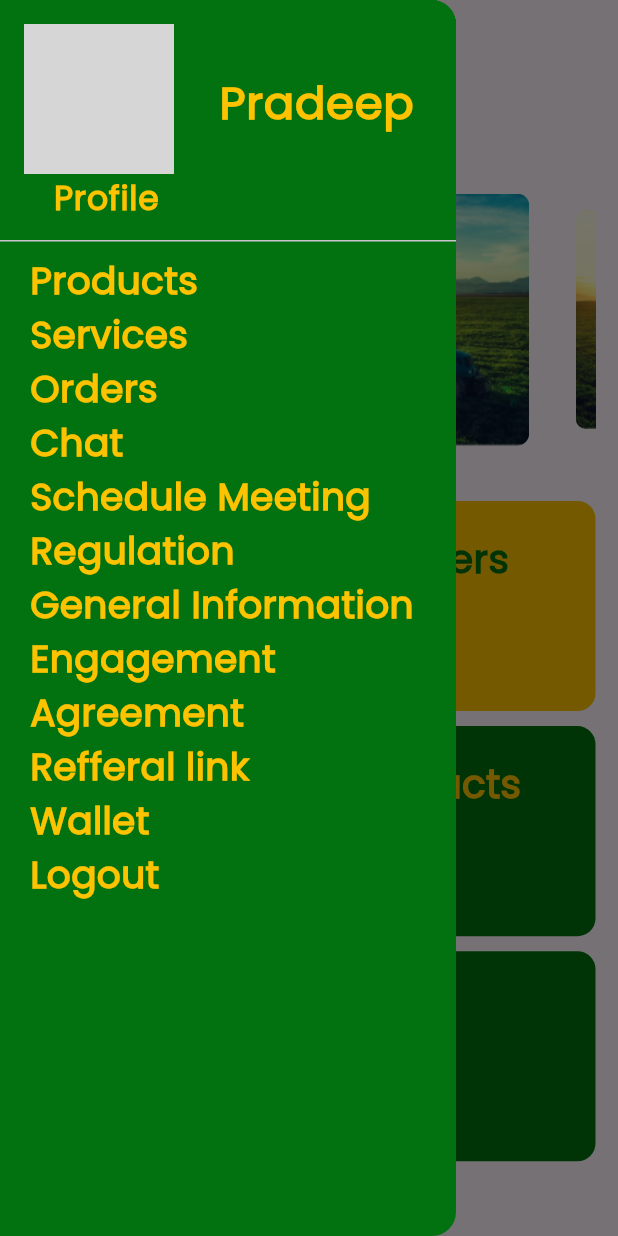
After one commit to ambujnmt/Agriculture-DFCP-Mobile-App, a Flutter app: the DashboardScreen screen opened directly, with the side drawer open, on a phone screen of 412 x 824 dp. The commit adds this screen. Run offline on Flutter 3.47's test engine with Material 3 defaults, Android fonts, the light colour scheme and no system bars; drawn by our look-alikes of carousel_slider, dots_indicator; our stand-ins replace dropdown_button2, lottie, otp_text_field, page_transition; network calls fail; grey boxes are pictures that could not be loaded.

Commit message:
Dashboard and side menu drawer screen design

```diff
--- a/lib/constants/color_constants.dart
+++ b/lib/constants/color_constants.dart
@@ -7,6 +7,7 @@ class ColorConstants {
   static final buttonTextColor = HexColor("#01720F");
   static final kPrimary = HexColor("#01570B");
   static final kTextFieldColor = HexColor("#03600E");
+  static final drawerTextColor = HexColor("#FDC200");
 }
 
 class HexColor extends Color {
--- a/lib/constants/text_constants.dart
+++ b/lib/constants/text_constants.dart
@@ -1,14 +1,14 @@
 import 'package:flutter/material.dart';
 
 class TextConstants {
-
   static const String login = "Login";
   static const String loginDesc = "Please login to continue";
   static const String email = "Email";
   static const String password = "Password";
   static const String forgotPassword = "Forgot Password";
   static const String registration = "Registration";
-  static const String registrationDesc = "Please register to create your account";
+  static const String registrationDesc =
+      "Please register to create your account";
   static const String name = "Name";
   static const String phone = "Phone number";
   static const String refer = "Referral code";
@@ -19,15 +19,17 @@ class TextConstants {
   static const String user = "User";
   static const String regSuccessMsg = "Your registration has been successful";
   static const String backToHome = "Back to home";
-  static const String forgotPassDesc = "Enter your email address. We will send OTP code for verification for the next step";
+  static const String forgotPassDesc =
+      "Enter your email address. We will send OTP code for verification for the next step";
   static const String submit = "Submit";
   static const String verifyOtp = "Verify OTP";
-  static const String otpDesc = "We have sent the otp verification code to your email address. Check your mail and enter the code below";
+  static const String otpDesc =
+      "We have sent the otp verification code to your email address. Check your mail and enter the code below";
   static const String confirm = "Confirm";
   static const String createNewPass = "Create New Password";
   static const String createPassDesc = "Enter your new password";
   static const String newPass = "New password";
   static const String confirmPass = "Confirm password";
   static const String kContinue = "Continue";
-
+  static const String dashboard = "Dashboard";
 }
--- /dev/null
+++ b/lib/custom_widget/custom_box.dart
@@ -0,0 +1,71 @@
+import 'package:dfcp/constants/color_constants.dart';
+import 'package:dfcp/constants/text_constants.dart';
+import 'package:dfcp/utils/custom_text.dart';
+import 'package:flutter/material.dart';
+import 'package:flutter/foundation.dart';
+
+class CustomBox extends StatefulWidget {
+  final double? height;
+  final double? width;
+  final Color? boxColor;
+  final Color? textColor;
+  final String? text;
+  final String? count;
+  CustomBox({
+    super.key,
+    this.height,
+    this.width,
+    this.boxColor,
+    this.textColor,
+    this.text,
+    this.count,
+  });
+
+  @override
+  State<CustomBox> createState() => _CustomBoxState();
+}
+
+class _CustomBoxState extends State<CustomBox> {
+  final customText = CustomText();
+  @override
+  Widget build(BuildContext context) {
+    final double height = MediaQuery.of(context).size.height;
+    final double width = MediaQuery.of(context).size.width;
+    return Container(
+      height: widget.height,
+      width: widget.width,
+      decoration: BoxDecoration(
+        color: widget.boxColor,
+        borderRadius: BorderRadius.circular(12),
+      ),
+      child: Container(
+        margin: const EdgeInsets.only(left: 15, top: 20),
+        child: Column(
+          mainAxisAlignment: MainAxisAlignment.start,
+          crossAxisAlignment: CrossAxisAlignment.start,
+          children: [
+            Text(
+              widget.text.toString(),
+              style: TextStyle(
+                color: widget.textColor,
+                fontSize: 26,
+                fontFamily: "Poppins",
+                fontWeight: FontWeight.w700,
+              ),
+            ),
+            const SizedBox(height: 20),
+            Text(
+              widget.count.toString(),
+              style: TextStyle(
+                color: widget.textColor,
+                fontSize: 26,
+                fontFamily: "Poppins",
+                fontWeight: FontWeight.w700,
+              ),
+            ),
+          ],
+        ),
+      ),
+    );
+  }
+}
--- /dev/null
+++ b/lib/custom_widget/custom_drawer.dart
@@ -0,0 +1,188 @@
+import 'package:dfcp/constants/color_constants.dart';
+import 'package:dfcp/constants/text_constants.dart';
+import 'package:dfcp/utils/custom_text.dart';
+import 'package:flutter/material.dart';
+import 'package:flutter/foundation.dart';
+
+class CustomDrawer extends StatefulWidget {
+  const CustomDrawer({super.key});
+
+  @override
+  State<CustomDrawer> createState() => _CustomDrawerState();
+}
+
+class _CustomDrawerState extends State<CustomDrawer> {
+  final customText = CustomText();
+  @override
+  Widget build(BuildContext context) {
+    final double height = MediaQuery.of(context).size.height;
+    final double width = MediaQuery.of(context).size.width;
+    return Drawer(
+      backgroundColor: ColorConstants.kTextGreen,
+      child: ListView(
+        children: [
+          DrawerHeader(
+            decoration: const BoxDecoration(
+              color: ColorConstants.kTextGreen,
+            ),
+            child: Column(
+              mainAxisAlignment: MainAxisAlignment.start,
+              crossAxisAlignment: CrossAxisAlignment.start,
+              children: [
+                Row(
+                  mainAxisAlignment: MainAxisAlignment.start,
+                  crossAxisAlignment: CrossAxisAlignment.start,
+                  children: [
+                    Container(
+                      height: 100,
+                      width: 100,
+                      decoration: BoxDecoration(
+                        border: Border.all(color: Colors.white, width: 3),
+                        shape: BoxShape.circle,
+                        image: const DecorationImage(
+                          fit: BoxFit.fill,
+                          image: NetworkImage(
+                              'https://img.freepik.com/free-photo/beautiful-blooming-flowers-spring-season_23-2150790288.jpg'),
+                        ),
+                      ),
+                    ),
+                    Container(
+                      margin: EdgeInsets.only(top: 30, left: 30),
+                      child: customText.kText(
+                        "Pradeep",
+                        30,
+                        FontWeight.w700,
+                        ColorConstants.drawerTextColor,
+                        TextAlign.center,
+                      ),
+                    )
+                  ],
+                ),
+                Container(
+                  margin: const EdgeInsets.only(left: 20),
+                  child: customText.kText(
+                    "Profile",
+                    22,
+                    FontWeight.w700,
+                    ColorConstants.drawerTextColor,
+                    TextAlign.center,
+                  ),
+                ),
+              ],
+            ),
+          ),
+          Container(
+            margin: EdgeInsets.only(left: 20),
+            child: customText.kText(
+              "Products",
+              25,
+              FontWeight.w700,
+              ColorConstants.drawerTextColor,
+              TextAlign.start,
+            ),
+          ),
+          Container(
+            margin: EdgeInsets.only(left: 20),
+            child: customText.kText(
+              "Services",
+              25,
+              FontWeight.w700,
+              ColorConstants.drawerTextColor,
+              TextAlign.start,
+            ),
+          ),
+          Container(
+            margin: EdgeInsets.only(left: 20),
+            child: customText.kText(
+              "Orders",
+              25,
+              FontWeight.w700,
+              ColorConstants.drawerTextColor,
+              TextAlign.start,
+            ),
+          ),
+          Container(
+            margin: EdgeInsets.only(left: 20),
+            child: customText.kText(
+              "Chat",
+              25,
+              FontWeight.w700,
+              ColorConstants.drawerTextColor,
+              TextAlign.start,
+            ),
+          ),
+          Container(
+            margin: EdgeInsets.only(left: 20),
+            child: customText.kText(
+              "Schedule Meeting",
+              25,
+              FontWeight.w700,
+              ColorConstants.drawerTextColor,
+              TextAlign.start,
+            ),
+          ),
+          Container(
+            margin: EdgeInsets.only(left: 20),
+            child: customText.kText(
+              "Regulation",
+              25,
+              FontWeight.w700,
+              ColorConstants.drawerTextColor,
+              TextAlign.start,
+            ),
+          ),
+          Container(
+            margin: EdgeInsets.only(left: 20),
+            child: customText.kText(
+              "General Information",
+              25,
+              FontWeight.w700,
+              ColorConstants.drawerTextColor,
+              TextAlign.start,
+            ),
+          ),
+          Container(
+            margin: EdgeInsets.only(left: 20),
+            child: customText.kText(
+              "Engagement Agreement",
+              25,
+              FontWeight.w700,
+              ColorConstants.drawerTextColor,
+              TextAlign.start,
+            ),
+          ),
+          Container(
+            margin: EdgeInsets.only(left: 20),
+            child: customText.kText(
+              "Refferal link",
+              25,
+              FontWeight.w700,
+              ColorConstants.drawerTextColor,
+              TextAlign.start,
+            ),
+          ),
+          Container(
+            margin: EdgeInsets.only(left: 20),
+            child: customText.kText(
+              "Wallet",
+              25,
+              FontWeight.w700,
+              ColorConstants.drawerTextColor,
+              TextAlign.start,
+            ),
+          ),
+          Container(
+            margin: EdgeInsets.only(left: 20),
+            child: customText.kText(
+              "Logout",
+              25,
+              FontWeight.w700,
+              ColorConstants.drawerTextColor,
+              TextAlign.start,
+            ),
+          ),
+        ],
+      ),
+    );
+  }
+}
--- a/lib/views/auth_screen.dart/login_screen.dart
+++ b/lib/views/auth_screen.dart/login_screen.dart
@@ -6,6 +6,7 @@ import 'package:dfcp/custom_widget/custom_textField.dart';
 import 'package:dfcp/utils/custom_text.dart';
 import 'package:dfcp/views/auth_screen.dart/forgot_password.dart';
 import 'package:dfcp/views/auth_screen.dart/registeration_screen.dart';
+import 'package:dfcp/views/dashboard/dashboard_screen.dart';
 import 'package:flutter/material.dart';
 import 'dart:developer';
 
@@ -17,7 +18,6 @@ class LoginScreen extends StatefulWidget {
 }
 
 class _LoginScreenState extends State<LoginScreen> {
-
   final customText = CustomText();
   bool isPassHidden = true;
 
@@ -37,16 +37,21 @@ class _LoginScreenState extends State<LoginScreen> {
           child: Column(
             children: [
               SizedBox(height: height * 0.18),
-                customText.kText(TextConstants.login, 32, FontWeight.w700, ColorConstants.kYellow, TextAlign.center),
+              customText.kText(TextConstants.login, 32, FontWeight.w700,
+                  ColorConstants.kYellow, TextAlign.center),
               SizedBox(height: height * 0.01),
-                customText.kText(TextConstants.loginDesc, 16, FontWeight.w400, ColorConstants.kYellow, TextAlign.center),
+              customText.kText(TextConstants.loginDesc, 16, FontWeight.w400,
+                  ColorConstants.kYellow, TextAlign.center),
               SizedBox(height: height * 0.02),
               CustomTextField(
                 controller: emailController,
                 textInputType: TextInputType.emailAddress,
                 textInputAction: TextInputAction.next,
                 hint: TextConstants.email,
-                  prefixIcon: const Icon(Icons.email_outlined, color: Colors.white,),
+                prefixIcon: const Icon(
+                  Icons.email_outlined,
+                  color: Colors.white,
+                ),
               ),
               SizedBox(height: height * 0.02),
               CustomTextField(
@@ -55,7 +60,10 @@ class _LoginScreenState extends State<LoginScreen> {
                 textInputType: TextInputType.text,
                 textInputAction: TextInputAction.done,
                 hint: TextConstants.password,
-                  prefixIcon: const Icon(Icons.lock_outline, color: Colors.white,),
+                prefixIcon: const Icon(
+                  Icons.lock_outline,
+                  color: Colors.white,
+                ),
                 isSuffixIcon: true,
                 suffixIcon: Icon(
                   isPassHidden
@@ -73,9 +81,17 @@ class _LoginScreenState extends State<LoginScreen> {
               Align(
                 alignment: Alignment.centerRight,
                 child: GestureDetector(
-                    child: customText.kText(TextConstants.forgotPassword, 16, FontWeight.w400, ColorConstants.kYellow, TextAlign.center),
+                  child: customText.kText(
+                      TextConstants.forgotPassword,
+                      16,
+                      FontWeight.w400,
+                      ColorConstants.kYellow,
+                      TextAlign.center),
                   onTap: () {
-                      Navigator.push(context, MaterialPageRoute(builder: (context) => const ForgotPassword() ));
+                    Navigator.push(
+                        context,
+                        MaterialPageRoute(
+                            builder: (context) => const ForgotPassword()));
                   },
                 ),
               ),
@@ -84,21 +100,26 @@ class _LoginScreenState extends State<LoginScreen> {
                 buttonText: 'Login',
                 onpress: () {
                   log("login button pressed");
+                  Navigator.pushReplacement(
+                    context,
+                    MaterialPageRoute(
+                        builder: (context) => const DashboardScreen()),
+                  );
                 },
               ),
               SizedBox(height: height * 0.02),
               CustomButton(
                 buttonText: 'Create Account',
                 onpress: () {
-                    Navigator.push(context, MaterialPageRoute(builder: (context) => const RegistrationScreen()));
+                  Navigator.push(
+                      context,
+                      MaterialPageRoute(
+                          builder: (context) => const RegistrationScreen()));
                 },
               ),
-
-
             ],
           ),
         )
-
       ],
     )
         // body: Container(
--- /dev/null
+++ b/lib/views/dashboard/dashboard_screen.dart
@@ -0,0 +1,214 @@
+import 'package:carousel_slider/carousel_slider.dart';
+import 'package:dfcp/constants/color_constants.dart';
+import 'package:dfcp/constants/text_constants.dart';
+import 'package:dfcp/custom_widget/custom_box.dart';
+import 'package:dfcp/custom_widget/custom_drawer.dart';
+import 'package:dfcp/utils/custom_text.dart';
+import 'package:dots_indicator/dots_indicator.dart';
+import 'package:flutter/material.dart';
+import 'package:flutter/foundation.dart';
+
+class DashboardScreen extends StatefulWidget {
+  const DashboardScreen({super.key});
+
+  @override
+  State<DashboardScreen> createState() => _DashboardScreenState();
+}
+
+class _DashboardScreenState extends State<DashboardScreen> {
+  final GlobalKey<ScaffoldState> _key = GlobalKey();
+  final customText = CustomText();
+  int currentIndex = 0;
+
+  @override
+  Widget build(BuildContext context) {
+    final double height = MediaQuery.of(context).size.height;
+    final double width = MediaQuery.of(context).size.width;
+    return SafeArea(
+      child: Scaffold(
+        key: _key,
+        drawer: CustomDrawer(),
+        body: Container(
+          margin: const EdgeInsets.all(15),
+          child: Column(
+            mainAxisAlignment: MainAxisAlignment.start,
+            crossAxisAlignment: CrossAxisAlignment.start,
+            children: [
+              Row(
+                mainAxisAlignment: MainAxisAlignment.start,
+                crossAxisAlignment: CrossAxisAlignment.start,
+                children: [
+                  GestureDetector(
+                    child: Container(
+                      height: 50,
+                      width: 50,
+                      decoration: const BoxDecoration(
+                        image: DecorationImage(
+                          image: AssetImage('assets/images/dashboard_icon.png'),
+                        ),
+                      ),
+                    ),
+                    onTap: () {
+                      _key.currentState!.openDrawer();
+                    },
+                  ),
+                  SizedBox(
+                    width: width * .3,
+                  ),
+                  Container(
+                    height: 40,
+                    width: width * .23,
+                    decoration: const BoxDecoration(
+                      image: DecorationImage(
+                        image: AssetImage('assets/images/dfcp_image.png'),
+                      ),
+                    ),
+                  ),
+                ],
+              ),
+              const SizedBox(height: 10),
+              customText.kText(
+                TextConstants.dashboard,
+                30,
+                FontWeight.w700,
+                ColorConstants.kTextGreen,
+                TextAlign.center,
+              ),
+              Container(
+                height: 5,
+                width: width * .2,
+                decoration: BoxDecoration(
+                    color: ColorConstants.kYellow,
+                    borderRadius: BorderRadius.circular(12)),
+              ),
+              CarouselSlider(
+                items: [
+                  Container(
+                    margin: const EdgeInsets.all(6.0),
+                    decoration: BoxDecoration(
+                      borderRadius: BorderRadius.circular(8.0),
+                      image: const DecorationImage(
+                        image: AssetImage('assets/images/slider_image.png'),
+                        fit: BoxFit.cover,
+                      ),
+                    ),
+                  ),
+                  Container(
+                    margin: const EdgeInsets.all(6.0),
+                    decoration: BoxDecoration(
+                      borderRadius: BorderRadius.circular(8.0),
+                      image: const DecorationImage(
+                        image: AssetImage('assets/images/slider_image.png'),
+                        fit: BoxFit.cover,
+                      ),
+                    ),
+                  ),
+                  Container(
+                    margin: const EdgeInsets.all(6.0),
+                    decoration: BoxDecoration(
+                      borderRadius: BorderRadius.circular(8.0),
+                      image: const DecorationImage(
+                        image: AssetImage('assets/images/slider_image.png'),
+                        fit: BoxFit.cover,
+                      ),
+                    ),
+                  ),
+                ],
+                options: CarouselOptions(
+                    height: 180.0,
+                    enlargeCenterPage: true,
+                    autoPlay: true,
+                    aspectRatio: 16 / 9,
+                    autoPlayCurve: Curves.fastOutSlowIn,
+                    enableInfiniteScroll: true,
+                    autoPlayAnimationDuration:
+                        const Duration(milliseconds: 800),
+                    viewportFraction: 0.8,
+                    onPageChanged: (index, reason) {
+                      setState(() {
+                        currentIndex = index;
+                      });
+                    }),
+              ),
+              Center(
+                child: DotsIndicator(
+                  dotsCount: 3,
+                  position: currentIndex,
+                  decorator: const DotsDecorator(
+                    color: ColorConstants.kYellow, // Inactive color
+                    activeColor: ColorConstants.kTextGreen,
+                  ),
+                ),
+              ),
+              const SizedBox(height: 10),
+              Row(
+                mainAxisAlignment: MainAxisAlignment.start,
+                crossAxisAlignment: CrossAxisAlignment.start,
+                children: [
+                  Expanded(
+                    flex: 1,
+                    child: CustomBox(
+                      textColor: ColorConstants.kYellow,
+                      height: height * .17,
+                      count: "20",
+                      text: "Meeting",
+                      boxColor: ColorConstants.kTextGreen,
+                    ),
+                  ),
+                  const SizedBox(width: 20),
+                  Expanded(
+                    flex: 1,
+                    child: CustomBox(
+                      height: height * .17,
+                      count: "50",
+                      text: "Farmers",
+                      boxColor: ColorConstants.kYellow,
+                      textColor: ColorConstants.kTextGreen,
+                    ),
+                  ),
+                ],
+              ),
+              const SizedBox(height: 10),
+              Row(
+                mainAxisAlignment: MainAxisAlignment.start,
+                crossAxisAlignment: CrossAxisAlignment.start,
+                children: [
+                  Expanded(
+                    flex: 1,
+                    child: CustomBox(
+                      textColor: ColorConstants.kTextGreen,
+                      height: height * .17,
+                      count: "20",
+                      text: "Orders",
+                      boxColor: ColorConstants.kYellow,
+                    ),
+                  ),
+                  const SizedBox(width: 20),
+                  Expanded(
+                    flex: 1,
+                    child: CustomBox(
+                      height: height * .17,
+                      count: "50",
+                      text: "Products",
+                      boxColor: ColorConstants.kTextGreen,
+                      textColor: ColorConstants.kYellow,
+                    ),
+                  ),
+                ],
+              ),
+              const SizedBox(height: 10),
+              CustomBox(
+                text: "User Queries",
+                count: "80",
+                textColor: ColorConstants.kYellow,
+                height: height * .170,
+                width: double.infinity,
+                boxColor: ColorConstants.kTextGreen,
+              ),
+            ],
+          ),
+        ),
+      ),
+    );
+  }
+}
--- a/pubspec.yaml
+++ b/pubspec.yaml
@@ -40,6 +40,7 @@ dependencies:
   page_transition: ^2.1.0
   dropdown_button2: ^2.3.9
   otp_text_field: ^1.1.3
+  carousel_slider: ^5.0.0
 #  video_player: ^2.9.1
 #  media_kit: ^1.1.11
 #  media_kit_video: ^1.2.5
```
Also changed, not shown: assets/images/dashboard_icon.png (added), assets/images/dfcp_image.png (added), assets/images/slider_image.png (added), pubspec.lock. Lines whose indentation alone changed are shown as unchanged.
